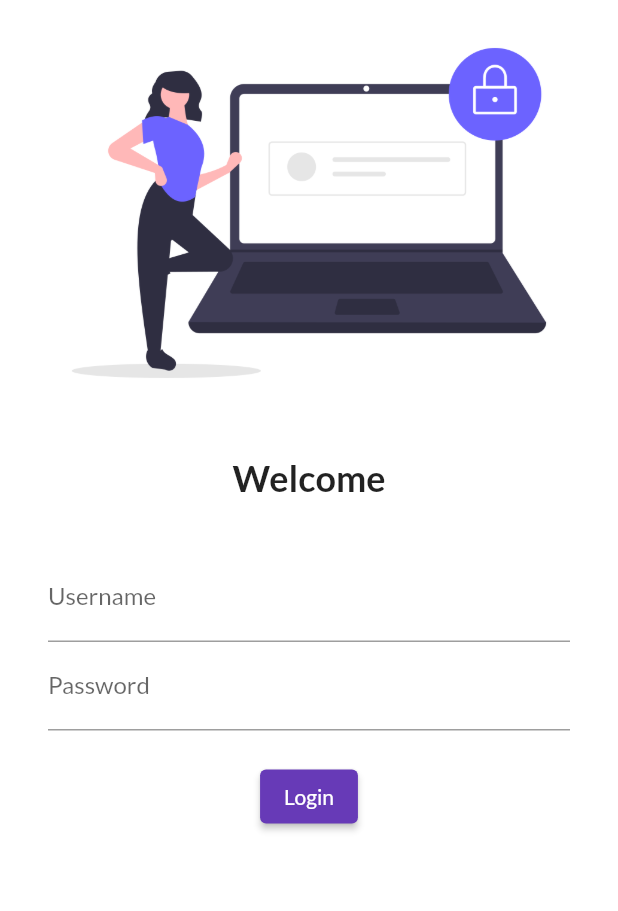
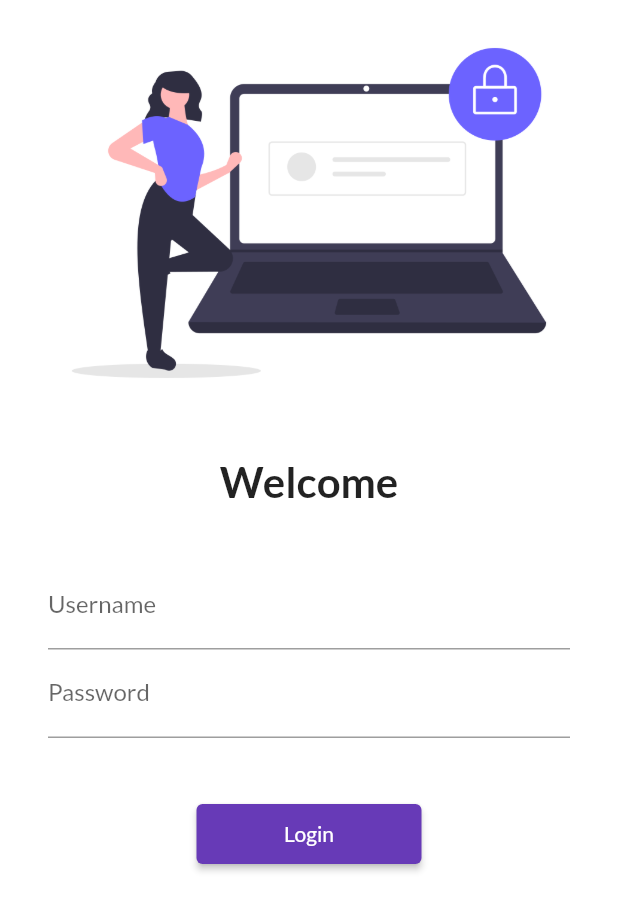
Before and after one commit to devashishpant89/flutter_catalog, a Flutter app: the screen it shows after launch, on a phone screen of 412 x 824 dp. Shown: the top 911 px of the screen. Run offline on Flutter 3.47's test engine with Material 2 defaults, Android fonts, the phone set to English and light mode, and no system bars; our stand-ins replace google_fonts.

Commit message:
Day 5 completed

```diff
--- a/lib/main.dart
+++ b/lib/main.dart
@@ -1,6 +1,7 @@
 import 'package:flutter/material.dart';
 import 'package:flutter_catalog/pages/home_page.dart';
 import 'package:flutter_catalog/pages/login_page.dart';
+import 'package:flutter_catalog/utils/routes.dart';
 import 'package:google_fonts/google_fonts.dart';
 
 void main() {
@@ -21,8 +22,8 @@
       initialRoute: "/",
       routes: {
         "/":(context)=> LoginPage(),
-        "/home":(context)=> HomePage(),
-        "/login":(context)=> LoginPage()
+        MyRoutes.homeRoute:(context)=> HomePage(),
+        MyRoutes.loginRoute:(context)=> LoginPage()
       },
     );
   }
--- a/lib/pages/login_page.dart
+++ b/lib/pages/login_page.dart
@@ -1,4 +1,5 @@
 import 'package:flutter/material.dart';
+import 'package:flutter_catalog/utils/routes.dart';
 
 class LoginPage extends StatelessWidget {
   const LoginPage({Key? key}) : super(key: key);
@@ -7,6 +8,7 @@
   Widget build(BuildContext context) {
     return Material(
       color: Colors.white,
+      child: SingleChildScrollView(
         child: Column(
           children: [
             Image.asset(
@@ -18,7 +20,7 @@
             ),
             Text(
               "Welcome",
-            style: TextStyle(fontSize: 24, fontWeight: FontWeight.bold),
+              style: TextStyle(fontSize: 28, fontWeight: FontWeight.bold),
             ),
             SizedBox(
               height: 20.0,
@@ -42,18 +44,20 @@
                     ),
                   ),
                   SizedBox(
-                  height: 20.0,
+                    height: 40.0,
                   ),
                   ElevatedButton(
                       child: Text("Login"),
+                      style: TextButton.styleFrom(minimumSize: Size(150, 40)),
                       onPressed: () {
-                      print("Hi dev");
+                        Navigator.pushNamed(context, MyRoutes.homeRoute);
                       }),
                 ],
               ),
             )
           ],
         ),
+      ),
     );
   }
 }
--- /dev/null
+++ b/lib/utils/routes.dart
@@ -0,0 +1,4 @@
+class MyRoutes {
+  static String loginRoute = "/login";
+  static String homeRoute = "/home";
+}
```
Lines whose indentation alone changed are shown as unchanged.
